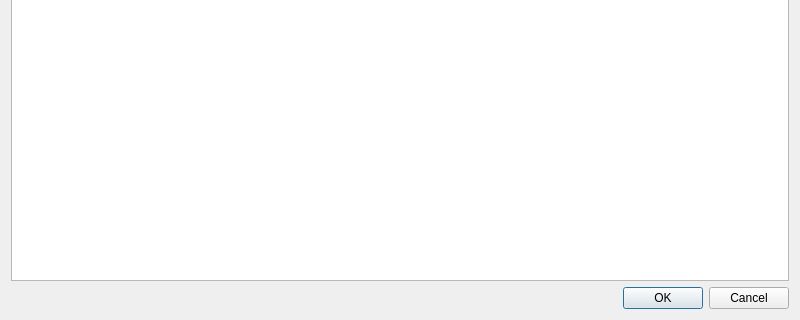
Above: src/pickerwidget.ui from lumiscosity/mossball before the change; both pictures show x 0 to 800 and y 280 to 600 of the 800 by 600 pixel window. Below: the same form after it.
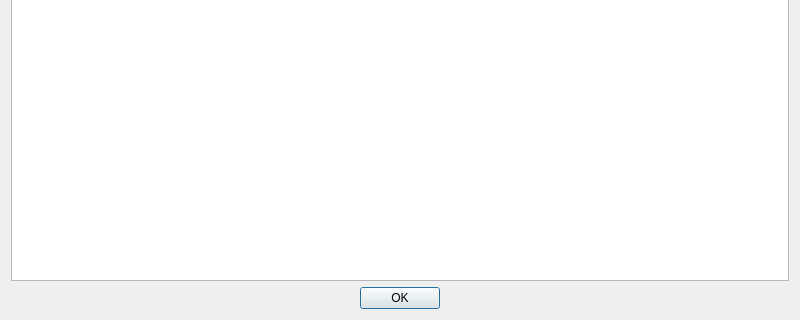
That is the form after the change.

The edit to the form file:
```diff
--- a/src/pickerwidget.ui
+++ b/src/pickerwidget.ui
@@ -1,7 +1,7 @@
 <?xml version="1.0" encoding="UTF-8"?>
 <ui version="4.0">
  <class>PickerWidget</class>
- <widget class="QWidget" name="PickerWidget">
+ <widget class="QDialog" name="PickerWidget">
   <property name="geometry">
    <rect>
     <x>0</x>
@@ -49,10 +49,10 @@
       <enum>Qt::Orientation::Horizontal</enum>
      </property>
      <property name="standardButtons">
-      <set>QDialogButtonBox::StandardButton::Cancel|QDialogButtonBox::StandardButton::Ok</set>
+      <set>QDialogButtonBox::StandardButton::Ok</set>
      </property>
      <property name="centerButtons">
-      <bool>false</bool>
+      <bool>true</bool>
      </property>
     </widget>
    </item>
```
Left out of the diff: 21 changed lines with no effect on the pictures.
